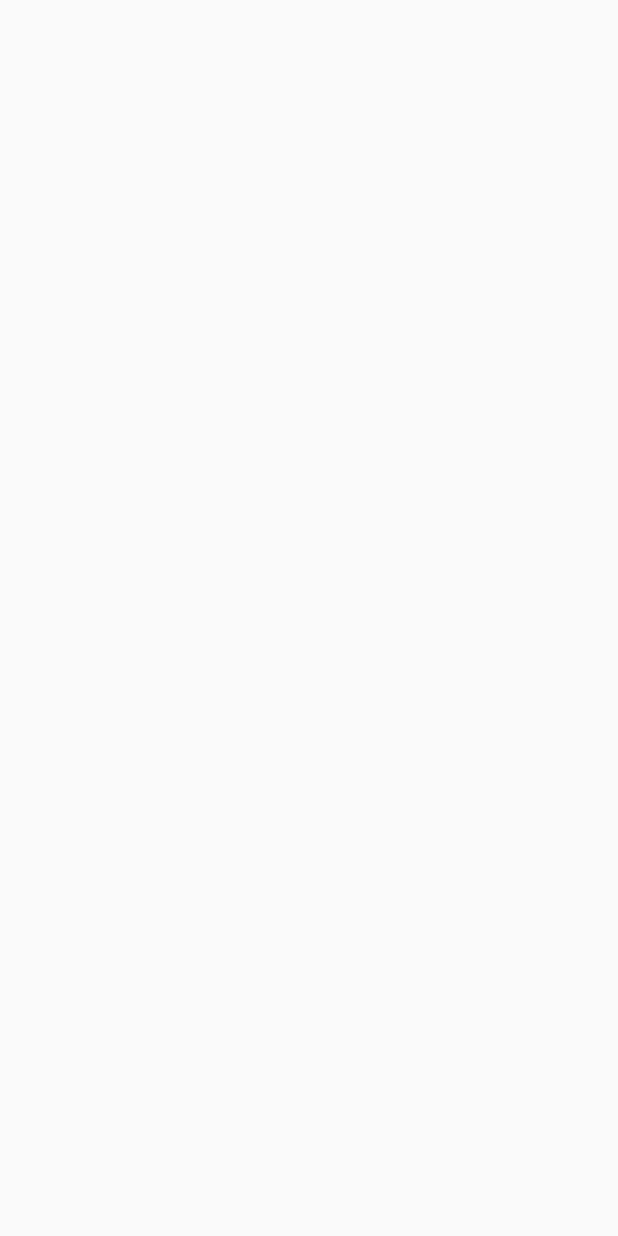
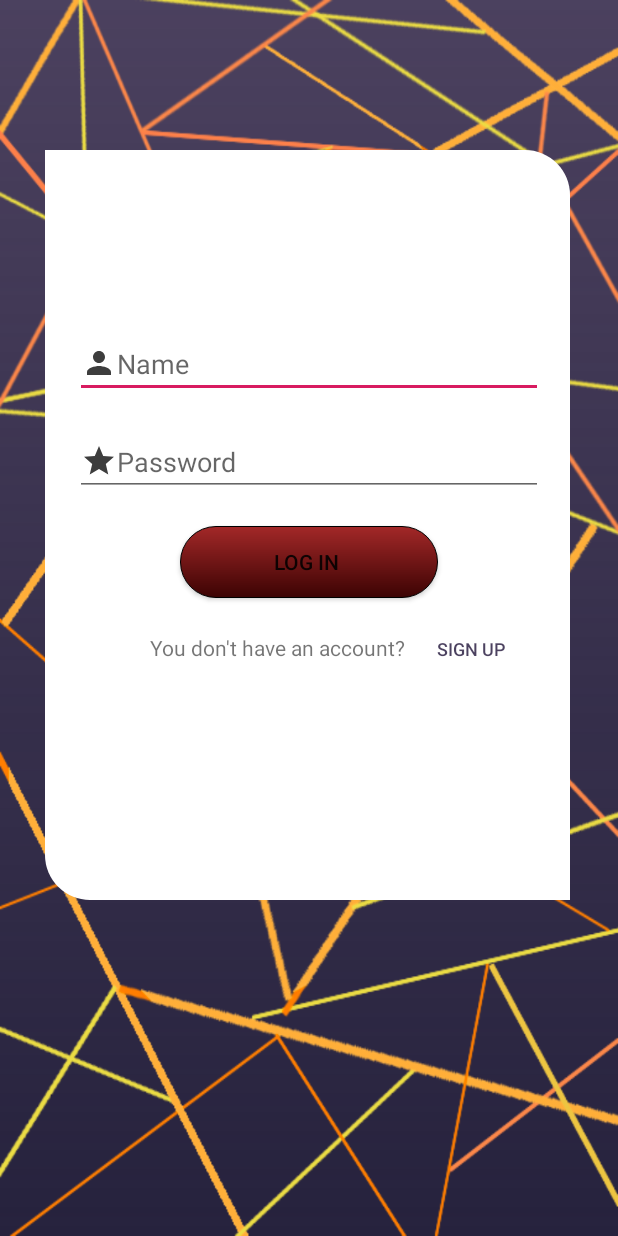
Before and after one commit to Ayazhan2001/Login_App, an Android app: the LoginActivity screen opened directly, with no data from a screen before it, on a phone screen of 412 x 824 dp. Before the commit the screen is empty. Run offline under Robolectric (Android 15) with nearby library versions, the phone set to English and light mode, and no system bars.

Commit message:
third commit

```diff
--- a/app/src/main/java/com/example/myapplication/LoginActivity.java
+++ b/app/src/main/java/com/example/myapplication/LoginActivity.java
@@ -4,6 +4,8 @@ import androidx.appcompat.app.AppCompatActivity;
 
 import android.content.Intent;
 import android.os.Bundle;
+import android.view.View;
+import android.widget.Button;
 import android.widget.Toast;
 
 import java.io.InputStreamReader;
@@ -11,14 +13,27 @@ import java.io.InputStreamReader;
 public class LoginActivity extends AppCompatActivity {
 
     String mystring = "Welcome!";
+    Button back;
 
     @Override
     protected void onCreate(Bundle savedInstanceState) {
         super.onCreate(savedInstanceState);
         setContentView(R.layout.activity_login);
 
+        Button back = findViewById(R.id.back);
+
         Intent intent = getIntent();
         Toast.makeText(getApplicationContext(), mystring, Toast.LENGTH_SHORT).show();
 
+        back.setOnClickListener(new View.OnClickListener() {
+            @Override
+            public void onClick(View v) {
+                Intent intent = new Intent(LoginActivity.this, MainActivity.class);
+                startActivity(intent);
+            }
+        });
+
+
+
     }
 }
--- /dev/null
+++ b/app/src/main/res/drawable/button.xml
@@ -0,0 +1,22 @@
+<?xml version="1.0" encoding="utf-8"?>
+<shape android:shape="rectangle"
+    xmlns:android="http://schemas.android.com/apk/res/android">
+
+    <size
+        android:width="350dp"
+        android:height="500dp"/>
+
+    <corners
+        android:bottomLeftRadius="30dp"
+        android:bottomRightRadius="0dp"
+        android:topRightRadius="30dp"
+        android:topLeftRadius="0dp"/>
+
+    <solid
+        android:color="@color/white"/>
+
+
+
+
+
+</shape>
--- /dev/null
+++ b/app/src/main/res/drawable/ic_email_black_24dp.xml
@@ -0,0 +1,5 @@
+<vector android:alpha="0.76" android:height="24dp"
+    android:viewportHeight="24.0" android:viewportWidth="24.0"
+    android:width="24dp" xmlns:android="http://schemas.android.com/apk/res/android">
+    <path android:fillColor="#FF000000" android:pathData="M20,4L4,4c-1.1,0 -1.99,0.9 -1.99,2L2,18c0,1.1 0.9,2 2,2h16c1.1,0 2,-0.9 2,-2L22,6c0,-1.1 -0.9,-2 -2,-2zM20,8l-8,5 -8,-5L4,6l8,5 8,-5v2z"/>
+</vector>
--- /dev/null
+++ b/app/src/main/res/drawable/ic_person_black_24dp.xml
@@ -0,0 +1,5 @@
+<vector android:alpha="0.76" android:height="24dp"
+    android:viewportHeight="24.0" android:viewportWidth="24.0"
+    android:width="24dp" xmlns:android="http://schemas.android.com/apk/res/android">
+    <path android:fillColor="#FF000000" android:pathData="M12,12c2.21,0 4,-1.79 4,-4s-1.79,-4 -4,-4 -4,1.79 -4,4 1.79,4 4,4zM12,14c-2.67,0 -8,1.34 -8,4v2h16v-2c0,-2.66 -5.33,-4 -8,-4z"/>
+</vector>
--- /dev/null
+++ b/app/src/main/res/drawable/ic_star_black_24dp.xml
@@ -0,0 +1,5 @@
+<vector android:alpha="0.76" android:height="24dp"
+    android:viewportHeight="24.0" android:viewportWidth="24.0"
+    android:width="24dp" xmlns:android="http://schemas.android.com/apk/res/android">
+    <path android:fillColor="#FF000000" android:pathData="M12,17.27L18.18,21l-1.64,-7.03L22,9.24l-7.19,-0.61L12,2 9.19,8.63 2,9.24l5.46,4.73L5.82,21z"/>
+</vector>
--- a/app/src/main/res/layout/activity_login.xml
+++ b/app/src/main/res/layout/activity_login.xml
@@ -1,9 +1,88 @@
 <?xml version="1.0" encoding="utf-8"?>
-<androidx.constraintlayout.widget.ConstraintLayout xmlns:android="http://schemas.android.com/apk/res/android"
+<RelativeLayout xmlns:android="http://schemas.android.com/apk/res/android"
     xmlns:app="http://schemas.android.com/apk/res-auto"
     xmlns:tools="http://schemas.android.com/tools"
     android:layout_width="match_parent"
     android:layout_height="match_parent"
+    android:background="@drawable/gradient"
     tools:context=".LoginActivity">
 
-</androidx.constraintlayout.widget.ConstraintLayout>
+    <ImageView
+        android:layout_width="match_parent"
+        android:layout_height="match_parent"
+        android:background="@drawable/raketa3" />
+
+    <ImageView
+        android:layout_width="wrap_content"
+        android:layout_height="wrap_content"
+        android:layout_marginTop="100dp"
+        android:layout_marginLeft="30dp"
+        android:src="@drawable/button"/>
+
+        <LinearLayout
+
+            android:layout_width="match_parent"
+            android:layout_height="match_parent"
+            android:orientation="vertical"
+            android:layout_marginTop="200dp">
+
+            <EditText
+                android:id="@+id/name"
+                android:drawableLeft="@drawable/ic_person_black_24dp"
+                style="@style/Login"
+                android:hint="Name"
+                android:inputType="textPersonName"/>
+
+
+            <EditText
+                android:id="@+id/password"
+                android:drawableLeft="@drawable/ic_star_black_24dp"
+                style="@style/Login"
+                android:hint="Password"/>
+
+
+
+            <Button
+                android:id="@+id/register"
+                android:layout_width="match_parent"
+                android:layout_height="wrap_content"
+                android:layout_marginTop="20dp"
+                android:gravity="center"
+                android:layout_marginLeft="120dp"
+                android:layout_marginRight="120dp"
+                android:text="Log in "
+                android:background="@drawable/radius"/>
+
+            <LinearLayout
+                android:layout_width="wrap_content"
+                android:layout_height="wrap_content"
+                android:orientation="horizontal">
+
+                <TextView
+                    android:layout_width="wrap_content"
+                    android:layout_height="wrap_content"
+                    android:layout_marginTop="10dp"
+                    android:layout_marginLeft="100dp"
+                    android:text="You don't have an account?"/>
+
+                <Button
+                    android:id="@+id/back"
+                    android:layout_width="wrap_content"
+                    android:layout_height="wrap_content"
+                    android:layout_marginTop="10dp"
+                    android:layout_marginLeft="0dp"
+                    android:text="sIGN UP"
+                    android:padding="-50dp"
+                    android:textSize="12dp"
+                    android:textColor="@color/start"
+                    android:background="@android:color/transparent"/>
+            </LinearLayout>
+
+        </LinearLayout>
+
+
+
+
+
+
+</RelativeLayout>
--- a/app/src/main/res/values/colors.xml
+++ b/app/src/main/res/values/colors.xml
@@ -5,7 +5,7 @@
     <color name="colorAccent">#D81B60</color>
     <color name="start">#BE0F0129</color>
     <color name="end">#26223D</color>
-    <color name="white">#1D1919</color>
+    <color name="white">#ffffff</color>
     <color name="black">#000000</color>
     <color name="start2">#3C0303</color>
     <color name="end2">#A32828</color>
--- a/app/src/main/res/values/strings.xml
+++ b/app/src/main/res/values/strings.xml
@@ -1,4 +1,5 @@
 <resources>
     <string name="app_name">My Application</string>
-    <string name="login">Already have an account? Login here </string>
+    <string name="login"> Login here </string>
+    <string name="ask">Already have an account?</string>
 </resources>
--- a/app/src/main/res/values/styles.xml
+++ b/app/src/main/res/values/styles.xml
@@ -8,9 +8,20 @@
         <item name="colorAccent">@color/colorAccent</item>
     </style>
 
-    <style name="Plaintext" >
-        <item name="android:hint">Full name</item>
+    <style name="Registration" >
+        <item name="android:layout_width">match_parent</item>
+        <item name="android:layout_height">wrap_content</item>
+        <item name="android:layout_marginTop">20dp</item>
+        <item name="android:layout_marginLeft">30dp</item>
+        <item name="android:layout_marginRight">30dp</item>
 
+    </style>
+    <style name="Login">
+        <item name="android:layout_width">match_parent</item>
+        <item name="android:layout_height">wrap_content</item>
+        <item name="android:layout_marginTop">20dp</item>
+        <item name="android:layout_marginLeft">50dp</item>
+        <item name="android:layout_marginRight">50dp</item>
 
     </style>
 
```
Also changed, not shown: app/src/main/java/com/example/myapplication/MainActivity.java (+5 -19 lines), app/src/main/res/layout/activity_main.xml (+19 -18 lines), app/src/main/res/drawable/raketa2.png (added), app/src/main/res/drawable/raketa3.png (added).
